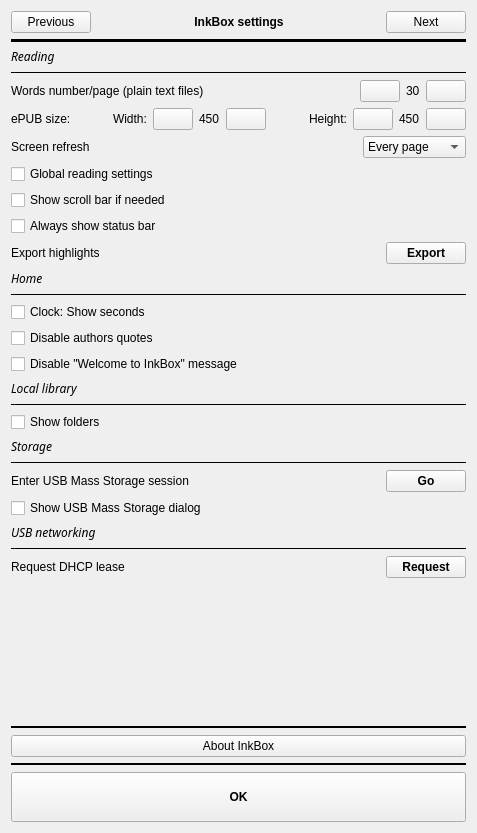
Old version of the form src/settings/settings.ui in the repository Quill-OS/quill.
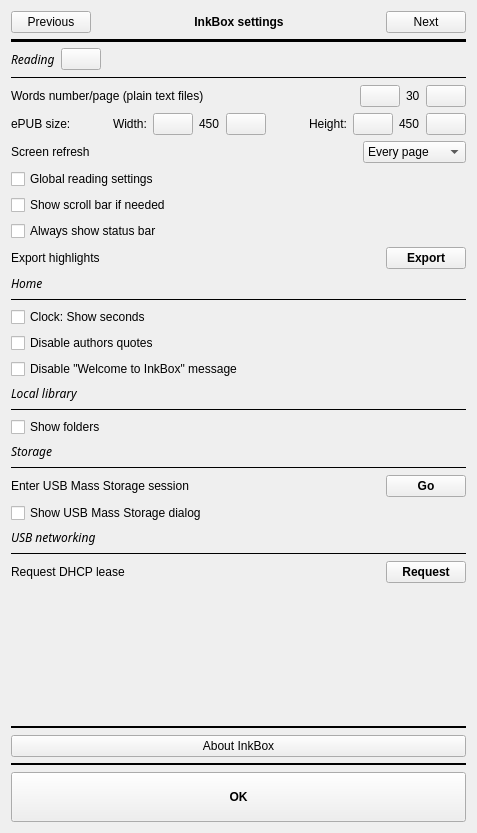
New version of the form. Icons and pictures are not drawn.

Commit message: big reader improvments: perfect margings, option to disable highlights / word search, info in settings about reader settings inpact and minor functions changes

```diff
--- a/src/settings/settings.ui
+++ b/src/settings/settings.ui
@@ -69,7 +69,7 @@
           <x>0</x>
           <y>0</y>
           <width>457</width>
-          <height>650</height>
+          <height>667</height>
          </rect>
         </property>
         <layout class="QVBoxLayout" name="verticalLayout_4">
@@ -118,7 +118,20 @@
                <property name="bottomMargin">
                 <number>0</number>
                </property>
-               <item row="4" column="0">
+               <item row="15" column="0">
+                <widget class="QLabel" name="label_14">
+                 <property name="font">
+                  <font>
+                   <family>Chivo</family>
+                   <italic>true</italic>
+                  </font>
+                 </property>
+                 <property name="text">
+                  <string>Local library</string>
+                 </property>
+                </widget>
+               </item>
+               <item row="5" column="0">
                 <layout class="QGridLayout" name="gridLayout_9">
                  <property name="bottomMargin">
                   <number>0</number>
@@ -189,92 +202,22 @@
                  </item>
                 </layout>
                </item>
-               <item row="7" column="0">
-                <widget class="QCheckBox" name="menuBarCheckBox">
-                 <property name="text">
-                  <string>Always show status bar</string>
-                 </property>
-                </widget>
-               </item>
-               <item row="1" column="0">
-                <widget class="Line" name="line_8">
-                 <property name="frameShadow">
-                  <enum>QFrame::Plain</enum>
-                 </property>
-                 <property name="orientation">
-                  <enum>Qt::Horizontal</enum>
-                 </property>
-                </widget>
-               </item>
-               <item row="10" column="0">
-                <widget class="Line" name="line_6">
-                 <property name="frameShadow">
-                  <enum>QFrame::Plain</enum>
-                 </property>
-                 <property name="orientation">
-                  <enum>Qt::Horizontal</enum>
-                 </property>
-                </widget>
-               </item>
                <item row="14" column="0">
-                <widget class="QLabel" name="label_14">
-                 <property name="font">
-                  <font>
-                   <family>Chivo</family>
-                   <italic>true</italic>
-                  </font>
-                 </property>
-                 <property name="text">
-                  <string>Local library</string>
-                 </property>
-                </widget>
-               </item>
-               <item row="16" column="0">
-                <widget class="QCheckBox" name="localLibraryShowFoldersCheckBox">
-                 <property name="text">
-                  <string>Show folders</string>
-                 </property>
-                </widget>
-               </item>
-               <item row="12" column="0">
-                <widget class="QCheckBox" name="quoteCheckBox">
-                 <property name="text">
-                  <string>Disable authors quotes</string>
-                 </property>
-                </widget>
-               </item>
-               <item row="13" column="0">
                 <widget class="QCheckBox" name="demoCheckBox">
                  <property name="text">
                   <string>Disable &quot;Welcome to InkBox&quot; message</string>
                  </property>
                 </widget>
                </item>
-               <item row="6" column="0">
+               <item row="7" column="0">
                 <widget class="QCheckBox" name="readerScrollBarCheckBox">
                  <property name="text">
                   <string>Show scroll bar if needed</string>
                  </property>
                 </widget>
                </item>
-               <item row="27" column="0">
-                <spacer name="verticalSpacer">
-                 <property name="orientation">
-                  <enum>Qt::Vertical</enum>
-                 </property>
-                 <property name="sizeType">
-                  <enum>QSizePolicy::MinimumExpanding</enum>
-                 </property>
-                 <property name="sizeHint" stdset="0">
-                  <size>
-                   <width>0</width>
-                   <height>0</height>
-                  </size>
-                 </property>
-                </spacer>
-               </item>
-               <item row="25" column="0">
-                <widget class="Line" name="line_3">
+               <item row="22" column="0">
+                <widget class="Line" name="line_7">
                  <property name="frameShadow">
                   <enum>QFrame::Plain</enum>
                  </property>
@@ -283,7 +226,7 @@
                  </property>
                 </widget>
                </item>
-               <item row="8" column="0">
+               <item row="9" column="0">
                 <layout class="QGridLayout" name="gridLayout_16">
                  <property name="bottomMargin">
                   <number>0</number>
@@ -299,6 +242,7 @@
                   <widget class="QPushButton" name="exportHighlightsBtn">
                    <property name="font">
                     <font>
+                     <weight>75</weight>
                      <bold>true</bold>
                     </font>
                    </property>
@@ -322,63 +266,21 @@
                  </item>
                 </layout>
                </item>
-               <item row="2" column="0">
-                <layout class="QGridLayout" name="gridLayout_6">
-                 <property name="bottomMargin">
-                  <number>0</number>
+               <item row="6" column="0">
+                <widget class="QCheckBox" name="globalReadingSettingsCheckBox">
+                 <property name="text">
+                  <string>Global reading settings</string>
                  </property>
-                 <item row="1" column="4">
-                  <widget class="QPushButton" name="wordsNumberIncBtn">
-                   <property name="text">
-                    <string/>
-                   </property>
-                   <property name="icon">
-                    <iconset resource="../eink.qrc">
-                     <normaloff>:/resources/plus.png</normaloff>:/resources/plus.png</iconset>
-                   </property>
-                  </widget>
-                 </item>
-                 <item row="1" column="3">
-                  <widget class="QLabel" name="wordsNumberValueLabel">
-                   <property name="text">
-                    <string>30</string>
-                   </property>
-                  </widget>
-                 </item>
-                 <item row="1" column="1">
-                  <spacer name="horizontalSpacer_5">
-                   <property name="orientation">
-                    <enum>Qt::Horizontal</enum>
-                   </property>
-                   <property name="sizeHint" stdset="0">
-                    <size>
-                     <width>40</width>
-                     <height>20</height>
-                    </size>
-                   </property>
-                  </spacer>
-                 </item>
-                 <item row="1" column="0">
-                  <widget class="QLabel" name="wordsNumberLabel">
-                   <property name="text">
-                    <string>Words number/page (plain text files)</string>
-                   </property>
-                  </widget>
-                 </item>
-                 <item row="1" column="2">
-                  <widget class="QPushButton" name="wordsNumberDecBtn">
-                   <property name="text">
-                    <string/>
-                   </property>
-                   <property name="icon">
-                    <iconset resource="../eink.qrc">
-                     <normaloff>:/resources/minus.png</normaloff>:/resources/minus.png</iconset>
-                   </property>
-                  </widget>
-                 </item>
-                </layout>
+                </widget>
                </item>
-               <item row="22" column="0">
+               <item row="24" column="0">
+                <widget class="QCheckBox" name="usbmsDialogBox">
+                 <property name="text">
+                  <string>Show USB Mass Storage dialog</string>
+                 </property>
+                </widget>
+               </item>
+               <item row="23" column="0">
                 <layout class="QGridLayout" name="gridLayout_4">
                  <property name="bottomMargin">
                   <number>0</number>
@@ -407,6 +309,7 @@
                   <widget class="QPushButton" name="usbmsBtn">
                    <property name="font">
                     <font>
+                     <weight>75</weight>
                      <bold>true</bold>
                     </font>
                    </property>
@@ -417,20 +320,29 @@
                  </item>
                 </layout>
                </item>
-               <item row="24" column="0">
-                <widget class="QLabel" name="label_3">
+               <item row="21" column="0">
+                <widget class="QLabel" name="label_5">
                  <property name="font">
                   <font>
                    <family>Chivo</family>
+                   <weight>50</weight>
                    <italic>true</italic>
+                   <bold>false</bold>
                   </font>
                  </property>
                  <property name="text">
-                  <string>USB networking</string>
+                  <string>Storage</string>
                  </property>
                 </widget>
                </item>
-               <item row="26" column="0">
+               <item row="17" column="0">
+                <widget class="QCheckBox" name="localLibraryShowFoldersCheckBox">
+                 <property name="text">
+                  <string>Show folders</string>
+                 </property>
+                </widget>
+               </item>
+               <item row="27" column="0">
                 <layout class="QGridLayout" name="gridLayout_3">
                  <property name="bottomMargin">
                   <number>0</number>
@@ -459,6 +371,7 @@
                   <widget class="QPushButton" name="requestLeaseBtn">
                    <property name="font">
                     <font>
+                     <weight>75</weight>
                      <bold>true</bold>
                     </font>
                    </property>
@@ -469,14 +382,168 @@
                  </item>
                 </layout>
                </item>
-               <item row="5" column="0">
-                <widget class="QCheckBox" name="globalReadingSettingsCheckBox">
+               <item row="26" column="0">
+                <widget class="Line" name="line_3">
+                 <property name="frameShadow">
+                  <enum>QFrame::Plain</enum>
+                 </property>
+                 <property name="orientation">
+                  <enum>Qt::Horizontal</enum>
+                 </property>
+                </widget>
+               </item>
+               <item row="25" column="0">
+                <widget class="QLabel" name="label_3">
+                 <property name="font">
+                  <font>
+                   <family>Chivo</family>
+                   <italic>true</italic>
+                  </font>
+                 </property>
                  <property name="text">
-                  <string>Global reading settings</string>
+                  <string>USB networking</string>
+                 </property>
+                </widget>
+               </item>
+               <item row="10" column="0">
+                <widget class="QLabel" name="label_2">
+                 <property name="font">
+                  <font>
+                   <family>Chivo</family>
+                   <weight>50</weight>
+                   <italic>true</italic>
+                   <bold>false</bold>
+                  </font>
+                 </property>
+                 <property name="text">
+                  <string>Home</string>
+                 </property>
+                </widget>
+               </item>
+               <item row="13" column="0">
+                <widget class="QCheckBox" name="quoteCheckBox">
+                 <property name="text">
+                  <string>Disable authors quotes</string>
+                 </property>
+                </widget>
+               </item>
+               <item row="16" column="0">
+                <widget class="Line" name="line_11">
+                 <property name="frameShadow">
+                  <enum>QFrame::Plain</enum>
+                 </property>
+                 <property name="orientation">
+                  <enum>Qt::Horizontal</enum>
+                 </property>
+                </widget>
+               </item>
+               <item row="28" column="0">
+                <spacer name="verticalSpacer">
+                 <property name="orientation">
+                  <enum>Qt::Vertical</enum>
+                 </property>
+                 <property name="sizeType">
+                  <enum>QSizePolicy::MinimumExpanding</enum>
+                 </property>
+                 <property name="sizeHint" stdset="0">
+                  <size>
+                   <width>0</width>
+                   <height>0</height>
+                  </size>
+                 </property>
+                </spacer>
+               </item>
+               <item row="8" column="0">
+                <widget class="QCheckBox" name="menuBarCheckBox">
+                 <property name="text">
+                  <string>Always show status bar</string>
+                 </property>
+                </widget>
+               </item>
+               <item row="2" column="0">
+                <widget class="Line" name="line_8">
+                 <property name="frameShadow">
+                  <enum>QFrame::Plain</enum>
+                 </property>
+                 <property name="orientation">
+                  <enum>Qt::Horizontal</enum>
+                 </property>
+                </widget>
+               </item>
+               <item row="11" column="0">
+                <widget class="Line" name="line_6">
+                 <property name="frameShadow">
+                  <enum>QFrame::Plain</enum>
+                 </property>
+                 <property name="orientation">
+                  <enum>Qt::Horizontal</enum>
                  </property>
                 </widget>
                </item>
                <item row="3" column="0">
+                <layout class="QGridLayout" name="gridLayout_6">
+                 <property name="bottomMargin">
+                  <number>0</number>
+                 </property>
+                 <item row="1" column="4">
+                  <widget class="QPushButton" name="wordsNumberIncBtn">
+                   <property name="text">
+                    <string/>
+                   </property>
+                   <property name="icon">
+                    <iconset resource="../eink.qrc">
+                     <normaloff>:/resources/plus.png</normaloff>:/resources/plus.png</iconset>
+                   </property>
+                  </widget>
+                 </item>
+                 <item row="1" column="3">
+                  <widget class="QLabel" name="wordsNumberValueLabel">
+                   <property name="text">
+                    <string>30</string>
+                   </property>
+                  </widget>
+                 </item>
+                 <item row="1" column="1">
+                  <spacer name="horizontalSpacer_5">
+                   <property name="orientation">
+                    <enum>Qt::Horizontal</enum>
+                   </property>
+                   <property name="sizeHint" stdset="0">
+                    <size>
+                     <width>40</width>
+                     <height>20</height>
+                    </size>
+                   </property>
+                  </spacer>
+                 </item>
+                 <item row="1" column="0">
+                  <widget class="QLabel" name="wordsNumberLabel">
+                   <property name="text">
+                    <string>Words number/page (plain text files)</string>
+                   </property>
+                  </widget>
+                 </item>
+                 <item row="1" column="2">
+                  <widget class="QPushButton" name="wordsNumberDecBtn">
+                   <property name="text">
+                    <string/>
+                   </property>
+                   <property name="icon">
+                    <iconset resource="../eink.qrc">
+                     <normaloff>:/resources/minus.png</normaloff>:/resources/minus.png</iconset>
+                   </property>
+                  </widget>
+                 </item>
+                </layout>
+               </item>
+               <item row="12" column="0">
+                <widget class="QCheckBox" name="clockCheckBox">
+                 <property name="text">
+                  <string>Clock: Show seconds</string>
+                 </property>
+                </widget>
+               </item>
+               <item row="4" column="0">
                 <layout class="QGridLayout" name="gridLayout_15">
                  <property name="bottomMargin">
                   <number>0</number>
@@ -588,81 +655,48 @@
                  </item>
                 </layout>
                </item>
-               <item row="0" column="0">
-                <widget class="QLabel" name="label_7">
-                 <property name="font">
-                  <font>
-                   <family>Chivo</family>
-                   <italic>true</italic>
-                   <bold>false</bold>
-                  </font>
-                 </property>
-                 <property name="text">
-                  <string>Reading</string>
-                 </property>
-                </widget>
-               </item>
-               <item row="21" column="0">
-                <widget class="Line" name="line_7">
-                 <property name="frameShadow">
-                  <enum>QFrame::Plain</enum>
-                 </property>
-                 <property name="orientation">
-                  <enum>Qt::Horizontal</enum>
-                 </property>
-                </widget>
-               </item>
-               <item row="9" column="0">
-                <widget class="QLabel" name="label_2">
-                 <property name="font">
-                  <font>
-                   <family>Chivo</family>
-                   <italic>true</italic>
-                   <bold>false</bold>
-                  </font>
-                 </property>
-                 <property name="text">
-                  <string>Home</string>
-                 </property>
-                </widget>
-               </item>
-               <item row="11" column="0">
-                <widget class="QCheckBox" name="clockCheckBox">
-                 <property name="text">
-                  <string>Clock: Show seconds</string>
-                 </property>
-                </widget>
-               </item>
-               <item row="15" column="0">
-                <widget class="Line" name="line_11">
-                 <property name="frameShadow">
-                  <enum>QFrame::Plain</enum>
-                 </property>
-                 <property name="orientation">
-                  <enum>Qt::Horizontal</enum>
-                 </property>
-                </widget>
-               </item>
-               <item row="20" column="0">
-                <widget class="QLabel" name="label_5">
-                 <property name="font">
-                  <font>
-                   <family>Chivo</family>
-                   <italic>true</italic>
-                   <bold>false</bold>
-                  </font>
-                 </property>
-                 <property name="text">
-                  <string>Storage</string>
-                 </property>
-                </widget>
-               </item>
-               <item row="23" column="0">
-                <widget class="QCheckBox" name="usbmsDialogBox">
-                 <property name="text">
-                  <string>Show USB Mass Storage dialog</string>
-                 </property>
-                </widget>
+               <item row="1" column="0">
+                <layout class="QHBoxLayout" name="horizontalLayout">
+                 <item>
+                  <widget class="QLabel" name="label_7">
+                   <property name="font">
+                    <font>
+                     <family>Chivo</family>
+                     <weight>50</weight>
+                     <italic>true</italic>
+                     <bold>false</bold>
+                    </font>
+                   </property>
+                   <property name="text">
+                    <string>Reading</string>
+                   </property>
+                  </widget>
+                 </item>
+                 <item>
+                  <widget class="QPushButton" name="readerInfoButton">
+                   <property name="text">
+                    <string/>
+                   </property>
+                   <property name="icon">
+                    <iconset resource="../eink.qrc">
+                     <normaloff>:/resources/info.png</normaloff>:/resources/info.png</iconset>
+                   </property>
+                  </widget>
+                 </item>
+                 <item>
+                  <spacer name="horizontalSpacer_18">
+                   <property name="orientation">
+                    <enum>Qt::Horizontal</enum>
+                   </property>
+                   <property name="sizeHint" stdset="0">
+                    <size>
+                     <width>40</width>
+                     <height>20</height>
+                    </size>
+                   </property>
+                  </spacer>
+                 </item>
+                </layout>
                </item>
               </layout>
              </item>
```
Left out of the diff: 10 changed lines with no effect on the pictures. The commit also changes 8 other files.
